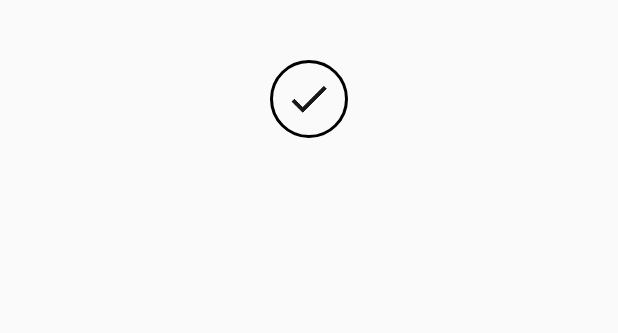
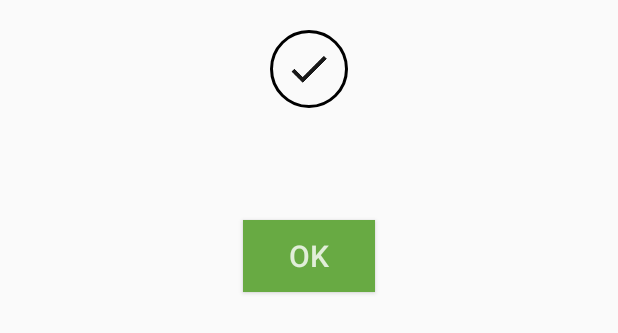
Before and after one commit to thatsmerahul1/android-client, an Android app: the layout add_doctor_successful_dialog.xml on its own in the app's theme, with its tools: preview values and no code run, on a phone screen of 412 x 824 dp. Shown: the top 333 px of the screen. Run offline under Robolectric (Android 15) with nearby library versions, the phone set to English and light mode, and no system bars.

Commit message:
added button in request dialog

```diff
--- a/app/src/main/java/com/ecarezone/android/patient/fragment/DoctorListFragment.java
+++ b/app/src/main/java/com/ecarezone/android/patient/fragment/DoctorListFragment.java
@@ -23,6 +23,7 @@ import android.widget.ListView;
 import android.widget.Toast;
 
 import com.ecarezone.android.patient.DoctorActivity;
+import com.ecarezone.android.patient.DoctorBioActivity;
 import com.ecarezone.android.patient.MainActivity;
 import com.ecarezone.android.patient.R;
 import com.ecarezone.android.patient.SearchActivity;
@@ -300,14 +301,14 @@ public class DoctorListFragment extends EcareZoneBaseFragment {
                                                                              data.putParcelable(Constants.DOCTOR_DETAIL, recommendedDoctorList.get(position));
                                                                              final Activity activity = getActivity();
                                                                              if (activity != null) {
-                                                                                 Intent showDoctorIntent = new Intent(activity.getApplicationContext(), DoctorActivity.class);
+                                                                                 Intent showDoctorIntent = new Intent(activity.getApplicationContext(), DoctorBioActivity.class);
 
                                                                                  if (checkDocotorExist(position)) {
                                                                                      data.putBoolean(ADD_DOCTOR_DISABLE_CHECK, true);
                                                                                  } else {
                                                                                      data.putBoolean(ADD_DOCTOR_DISABLE_CHECK, false);
                                                                                  }
-                                                                                 showDoctorIntent.putExtra(Constants.DOCTOR_DETAIL, data);
+                                                                                 showDoctorIntent.putExtra(Constants.DOCTOR_BIO_DETAIL, data);
                                                                                  activity.startActivity(showDoctorIntent);
                                                                                  activity.overridePendingTransition(R.anim.activity_in, R.anim.activity_out);
                                                                              }
--- a/app/src/main/res/layout/add_doctor_successful_dialog.xml
+++ b/app/src/main/res/layout/add_doctor_successful_dialog.xml
@@ -3,7 +3,7 @@
     android:layout_width="match_parent"
     android:layout_height="match_parent"
     android:minWidth="300dp"
-    android:padding="40dp"
+    android:padding="20dp"
     android:orientation="vertical">
 
     <ImageView
@@ -24,5 +24,14 @@
         android:textSize="18sp"
         android:textColor="@color/material_blue_grey_800"
         />
-
+    <Button
+        android:layout_marginTop="20dp"
+        android:id="@+id/ok_btn"
+        android:layout_width="wrap_content"
+        android:layout_height="wrap_content"
+        android:background="@color/ecarezone_green_dark"
+        android:text="Ok"
+        android:textColor="@color/ecarezone_semi_white_transparent"
+        android:textSize="20sp"
+        android:layout_gravity="center"/>
 </LinearLayout>
```
Also changed, not shown: app/src/main/java/com/ecarezone/android/patient/fragment/dialog/AddDoctorRequestDialog.java (+8 -1 lines).
